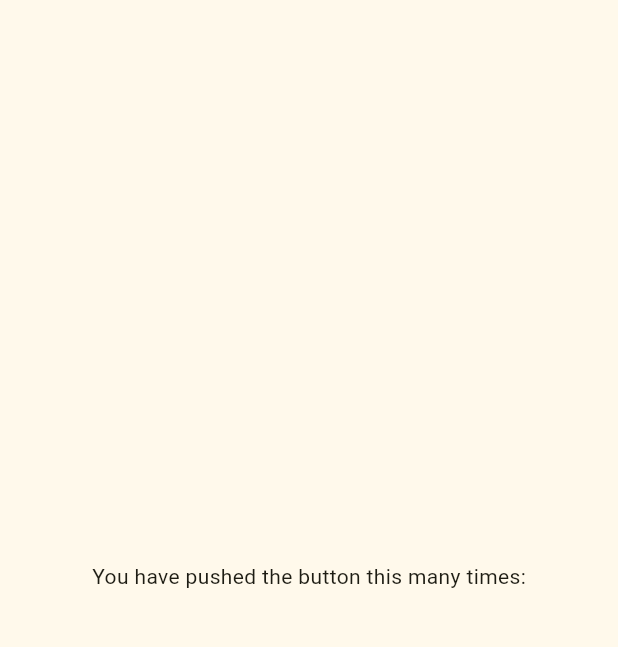
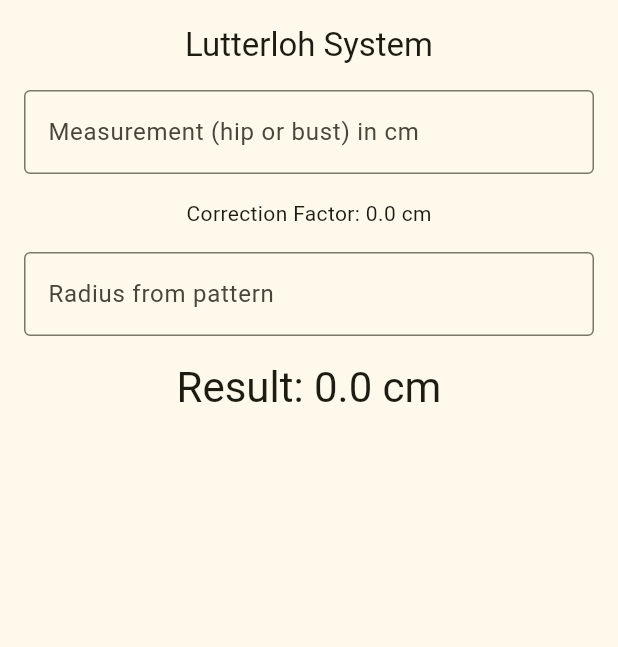
Before and after one commit to Epse/scissor_math, a Flutter app: the screen it shows after launch, on a phone screen of 412 x 824 dp, the part 84-731 px from its top. Run offline on Flutter 3.47's test engine with Material 3 defaults, Android fonts, the phone set to English and light mode, and no system bars; generated files the repository leaves out were written again.

Commit message:
Add Lutterloh layou

```diff
--- a/lib/l10n/app_en.arb
+++ b/lib/l10n/app_en.arb
@@ -1,3 +1,22 @@
 {
-  "appTitle": "Scissor Math"
+  "appTitle": "Scissor Math",
+  "lSystem": "Lutterloh System",
+  "correction": "Correction Factor: {correction} {unit}",
+  "@correction": {
+    "placeholders": {
+      "correction": {},
+      "unit": {}
+    }
+  },
+  "result": "Result: {result} {unit}",
+  "@result": {
+    "placeholders": {
+      "unit": {
+        "type": "String",
+        "example": "cm"
+      }
+    }
+  },
+  "patternRadius": "Radius from pattern",
+  "measurementHipBust": "Measurement (hip or bust) in cm"
 }
--- a/lib/l10n/app_nl.arb
+++ b/lib/l10n/app_nl.arb
@@ -1,3 +1,8 @@
 {
-  "appTitle": "Scissor Math"
+  "appTitle": "Scissor Math",
+  "lSystem": "Lutterloh Systeem",
+  "correction": "Correctiefactor: {correction} {unit}",
+  "result": "Resultaat: {result} {unit}",
+  "patternRadius": "Straal van patroon",
+  "measurementHipBust": "Maat (heup of borst) in cm"
 }
--- a/lib/main.dart
+++ b/lib/main.dart
@@ -1,5 +1,5 @@
 import 'package:flutter/material.dart';
-import 'package:flutter_localizations/flutter_localizations.dart';
+import 'package:flutter/services.dart';
 import 'package:flutter_gen/gen_l10n/app_localizations.dart';
 
 void main() {
@@ -35,6 +35,9 @@
 }
 
 class _MyHomePageState extends State<MyHomePage> {
+  double correction = 0.0;
+  double result = 0.0;
+
   @override
   Widget build(BuildContext context) {
     return Scaffold(
@@ -42,16 +45,32 @@
           backgroundColor: Theme.of(context).colorScheme.inversePrimary,
           title: Text(AppLocalizations.of(context)!.appTitle),
         ),
-      body: Center(
-        child: Column(
-          mainAxisAlignment: MainAxisAlignment.center,
-          children: <Widget>[
-            const Text(
-              'You have pushed the button this many times:',
+        body: Padding(
+          padding: EdgeInsets.all(16.0),
+          child: Column(spacing: 16.0, children: [
+            Text(AppLocalizations.of(context)!.lSystem,
+                style: Theme.of(context).textTheme.titleLarge),
+            TextField(
+              keyboardType: TextInputType.number,
+              decoration: InputDecoration(
+                border: OutlineInputBorder(),
+                labelText: AppLocalizations.of(context)!.measurementHipBust,
               ),
-          ],
+              inputFormatters: [FilteringTextInputFormatter.digitsOnly],
             ),
+            Text(AppLocalizations.of(context)!
+                .correction(correction.toString(), "cm")),
+            TextField(
+              keyboardType: TextInputType.number,
+              decoration: InputDecoration(
+                border: OutlineInputBorder(),
+                labelText: AppLocalizations.of(context)!.patternRadius,
               ),
-    );
+              inputFormatters: [FilteringTextInputFormatter.digitsOnly],
+            ),
+            Text(AppLocalizations.of(context)!.result("cm", result.toString()),
+                style: Theme.of(context).textTheme.headlineMedium)
+          ]),
+        ));
   }
 }
```
Lines whose indentation alone changed are shown as unchanged.
